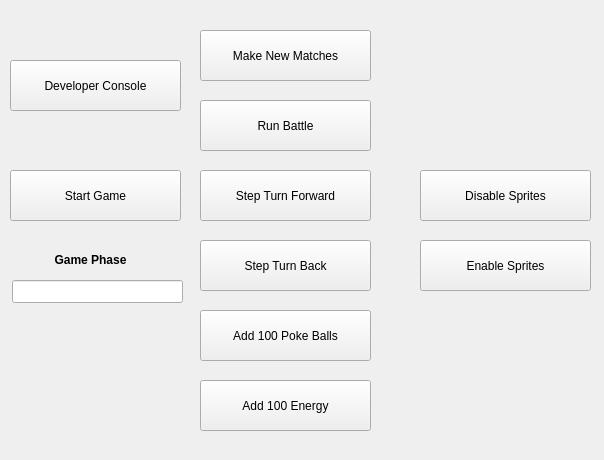
Qt form client/qtassets/debug_battlewindow.ui (chillymango/autobattler_demo) before a commit.
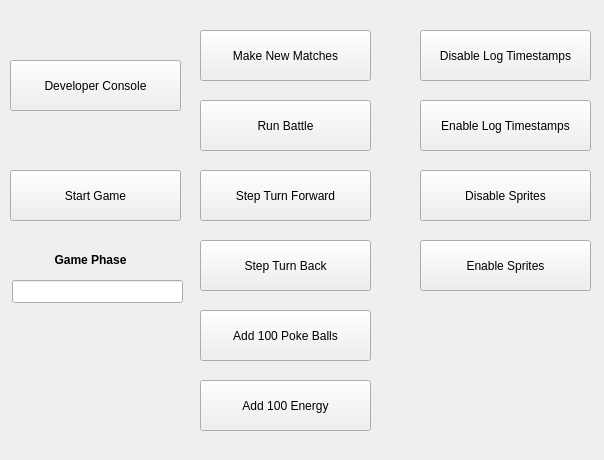
The same form after that commit.

The edit to the form file:
```diff
--- a/client/qtassets/debug_battlewindow.ui
+++ b/client/qtassets/debug_battlewindow.ui
@@ -178,6 +178,32 @@
     <string>Add 100 Energy</string>
    </property>
   </widget>
+  <widget class="QPushButton" name="disableLogTimestamps">
+   <property name="geometry">
+    <rect>
+     <x>420</x>
+     <y>30</y>
+     <width>171</width>
+     <height>51</height>
+    </rect>
+   </property>
+   <property name="text">
+    <string>Disable Log Timestamps</string>
+   </property>
+  </widget>
+  <widget class="QPushButton" name="enableLogTimestamps">
+   <property name="geometry">
+    <rect>
+     <x>420</x>
+     <y>100</y>
+     <width>171</width>
+     <height>51</height>
+    </rect>
+   </property>
+   <property name="text">
+    <string>Enable Log Timestamps</string>
+   </property>
+  </widget>
  </widget>
  <resources/>
  <connections/>
```
